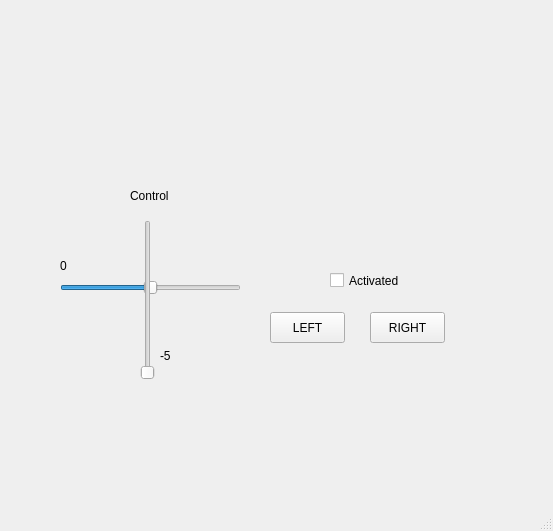
Qt form controller/controlPanel.ui (andybi7676/BioExpFinal-InvisibleHand) before a commit.
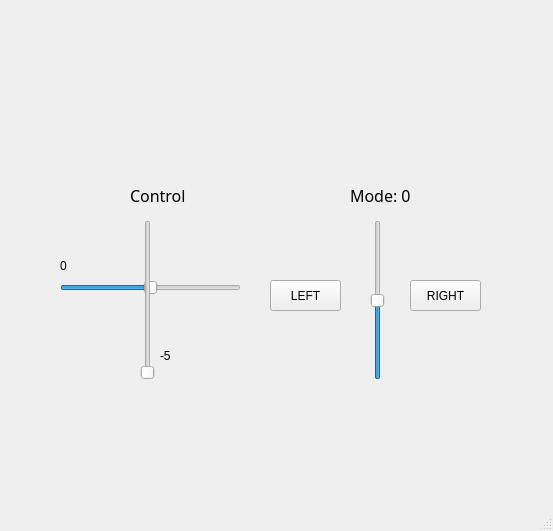
The same form after that commit.

Commit message: add driving mode

Patch:
```diff
--- a/controller/controlPanel.ui
+++ b/controller/controlPanel.ui
@@ -19,10 +19,16 @@
      <rect>
       <x>130</x>
       <y>180</y>
-      <width>91</width>
+      <width>71</width>
       <height>31</height>
      </rect>
     </property>
+    <property name="font">
+     <font>
+      <family>Agency FB</family>
+      <pointsize>12</pointsize>
+     </font>
+    </property>
     <property name="text">
      <string>Control</string>
     </property>
@@ -71,19 +77,6 @@
      <enum>Qt::Vertical</enum>
     </property>
    </widget>
-   <widget class="QCheckBox" name="checkBox">
-    <property name="geometry">
-     <rect>
-      <x>330</x>
-      <y>265</y>
-      <width>171</width>
-      <height>31</height>
-     </rect>
-    </property>
-    <property name="text">
-     <string>Activated</string>
-    </property>
-   </widget>
    <widget class="QLabel" name="speedLabel">
     <property name="geometry">
      <rect>
@@ -114,8 +107,8 @@
     <property name="geometry">
      <rect>
       <x>270</x>
-      <y>312</y>
-      <width>75</width>
+      <y>280</y>
+      <width>71</width>
       <height>31</height>
      </rect>
     </property>
@@ -129,9 +122,9 @@
    <widget class="QPushButton" name="rightPushButton">
     <property name="geometry">
      <rect>
-      <x>370</x>
-      <y>312</y>
-      <width>75</width>
+      <x>410</x>
+      <y>280</y>
+      <width>71</width>
       <height>31</height>
      </rect>
     </property>
@@ -142,6 +135,44 @@
      <bool>true</bool>
     </property>
    </widget>
+   <widget class="QSlider" name="modeSlider">
+    <property name="geometry">
+     <rect>
+      <x>370</x>
+      <y>220</y>
+      <width>16</width>
+      <height>160</height>
+     </rect>
+    </property>
+    <property name="minimum">
+     <number>-1</number>
+    </property>
+    <property name="maximum">
+     <number>1</number>
+    </property>
+    <property name="orientation">
+     <enum>Qt::Vertical</enum>
+    </property>
+   </widget>
+   <widget class="QLabel" name="modeLabel">
+    <property name="geometry">
+     <rect>
+      <x>350</x>
+      <y>180</y>
+      <width>91</width>
+      <height>31</height>
+     </rect>
+    </property>
+    <property name="font">
+     <font>
+      <family>Agency FB</family>
+      <pointsize>12</pointsize>
+     </font>
+    </property>
+    <property name="text">
+     <string>Mode: 0</string>
+    </property>
+   </widget>
   </widget>
   <widget class="QMenuBar" name="menubar">
    <property name="geometry">
```
The commit also changes 6 other files.
